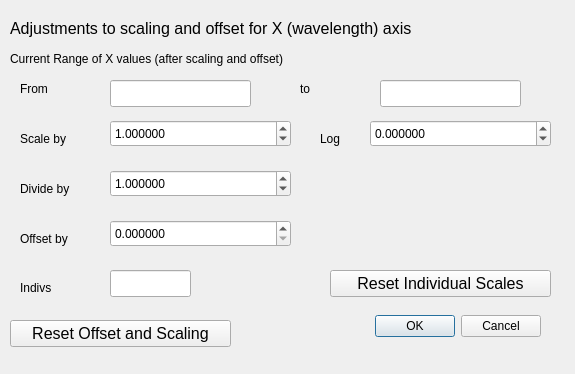
Above: Numpy/Sdadmin/xscaleoffdlg.ui from JohnMCollins/python-astro-progs before the change. Below: the same form after it.
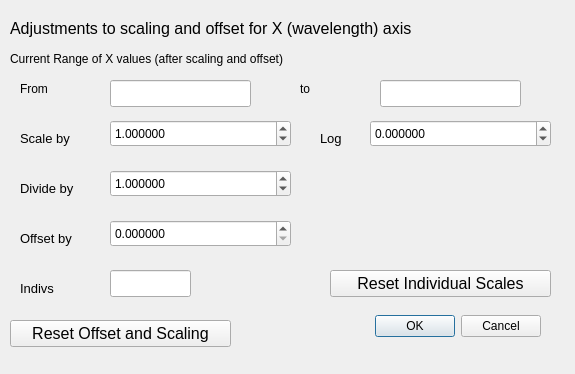
That is the form after the change.

Commit message: Fix font size errors

What changed in the file:
```diff
--- a/Numpy/Sdadmin/xscaleoffdlg.ui
+++ b/Numpy/Sdadmin/xscaleoffdlg.ui
@@ -108,6 +108,11 @@
      <height>17</height>
     </rect>
    </property>
+   <property name="font">
+    <font>
+     <pointsize>10</pointsize>
+    </font>
+   </property>
    <property name="text">
     <string>Log</string>
    </property>
@@ -200,6 +205,11 @@
      <height>17</height>
     </rect>
    </property>
+   <property name="font">
+    <font>
+     <pointsize>10</pointsize>
+    </font>
+   </property>
    <property name="text">
     <string>Scale by</string>
    </property>
@@ -213,6 +223,11 @@
      <height>17</height>
     </rect>
    </property>
+   <property name="font">
+    <font>
+     <pointsize>10</pointsize>
+    </font>
+   </property>
    <property name="text">
     <string>Offset by</string>
    </property>
@@ -282,6 +297,11 @@
      <height>17</height>
     </rect>
    </property>
+   <property name="font">
+    <font>
+     <pointsize>10</pointsize>
+    </font>
+   </property>
    <property name="text">
     <string>Divide by</string>
    </property>
@@ -337,6 +357,11 @@
      <height>16</height>
     </rect>
    </property>
+   <property name="font">
+    <font>
+     <pointsize>10</pointsize>
+    </font>
+   </property>
    <property name="text">
     <string>Indivs</string>
    </property>
```
The commit also changes 11 other files.
